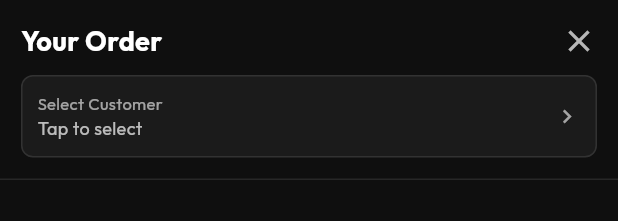
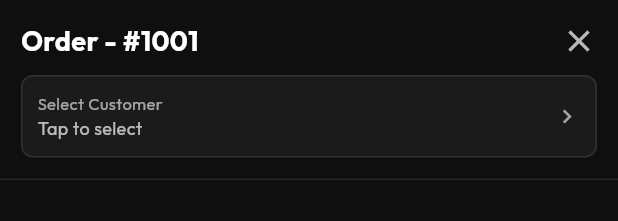
Before and after one commit to Animesh-86/BiteBox-Cafe-Billing-App, a Flutter app: the _MobileCartModal widget shown alone on an empty page, opened directly, on a phone screen of 412 x 824 dp. Shown: the top 221 px of the screen. Run offline on Flutter 3.47's test engine with Material 3 defaults, Android fonts, the phone set to English and light mode, and no system bars; our stand-ins replace cloud_firestore, drift, firebase_auth, firebase_core, fl_chart, flutter_riverpod and 8 more; accounts and stored records are empty; generated files the repository leaves out were written again; network calls fail.

Commit message:
order updates

```diff
--- a/Hangout Spot/lib/ui/screens/billing/billing_screen.dart
+++ b/Hangout Spot/lib/ui/screens/billing/billing_screen.dart
@@ -667,12 +667,17 @@ class _CartPanelState extends ConsumerState<_CartPanel> {
                         ).colorScheme.primary.withOpacity(0.2),
                         borderRadius: BorderRadius.circular(4),
                       ),
-                      child: Text(
-                        '#${1000 + DateTime.now().millisecondsSinceEpoch % 9000}',
+                      child: FutureBuilder<String>(
+                        future: ref
+                            .watch(sessionManagerProvider)
+                            .getNextInvoiceNumber(),
+                        builder: (context, snapshot) => Text(
+                          snapshot.data ?? '... ',
                           style: TextStyle(
                             fontSize: 11,
                             fontWeight: FontWeight.bold,
                             color: Theme.of(context).colorScheme.primary,
+                          ),
                         ),
                       ),
                     ),
@@ -1448,12 +1453,17 @@ class _MobileCartModalState extends ConsumerState<_MobileCartModal> {
               Row(
                 mainAxisAlignment: MainAxisAlignment.spaceBetween,
                 children: [
-                  const Text(
-                    'Your Order',
-                    style: TextStyle(
+                  FutureBuilder<String>(
+                    future: ref
+                        .watch(sessionManagerProvider)
+                        .getNextInvoiceNumber(),
+                    builder: (context, snapshot) => Text(
+                      'Order - ${snapshot.data ?? '...'}',
+                      style: const TextStyle(
                         fontSize: 18,
                         fontWeight: FontWeight.bold,
                         color: Colors.white,
+                      ),
                     ),
                   ),
                   Row(
@@ -1517,27 +1527,6 @@ class _MobileCartModalState extends ConsumerState<_MobileCartModal> {
               if (cart.items.isNotEmpty)
                 Row(
                   children: [
-                    Container(
-                      padding: const EdgeInsets.symmetric(
-                        horizontal: 8,
-                        vertical: 3,
-                      ),
-                      decoration: BoxDecoration(
-                        color: Theme.of(
-                          context,
-                        ).colorScheme.primary.withOpacity(0.2),
-                        borderRadius: BorderRadius.circular(4),
-                      ),
-                      child: Text(
-                        '#${1000 + DateTime.now().millisecondsSinceEpoch % 9000}',
-                        style: TextStyle(
-                          fontSize: 12,
-                          fontWeight: FontWeight.bold,
-                          color: Theme.of(context).colorScheme.primary,
-                        ),
-                      ),
-                    ),
-                    if (cart.customer != null) const SizedBox(width: 10),
                     if (cart.customer != null)
                       const Icon(Icons.person, size: 14, color: Colors.white60),
                     if (cart.customer != null) const SizedBox(width: 4),
@@ -1721,8 +1710,9 @@ class _MobileCartModalState extends ConsumerState<_MobileCartModal> {
                                   style: TextStyle(
                                     fontWeight: FontWeight.bold,
                                     fontSize: 13,
-                                    color:
-                                        Theme.of(context).colorScheme.primary,
+                                    color: Theme.of(
+                                      context,
+                                    ).colorScheme.primary,
                                   ),
                                 ),
                               ],
@@ -1770,9 +1760,9 @@ class _MobileCartModalState extends ConsumerState<_MobileCartModal> {
                                           child: Icon(
                                             Icons.remove,
                                             size: 16,
-                                            color: Theme.of(context)
-                                                .colorScheme
-                                                .primary,
+                                            color: Theme.of(
+                                              context,
+                                            ).colorScheme.primary,
                                           ),
                                         ),
                                       ),
@@ -1799,9 +1789,9 @@ class _MobileCartModalState extends ConsumerState<_MobileCartModal> {
                                           child: Icon(
                                             Icons.add,
                                             size: 16,
-                                            color: Theme.of(context)
-                                                .colorScheme
-                                                .primary,
+                                            color: Theme.of(
+                                              context,
+                                            ).colorScheme.primary,
                                           ),
                                         ),
                                       ),
```
Also changed, not shown: Hangout Spot/lib/ui/screens/dashboard/dashboard_screen.dart (+3 -4 lines). Lines whose indentation alone changed are shown as unchanged.
